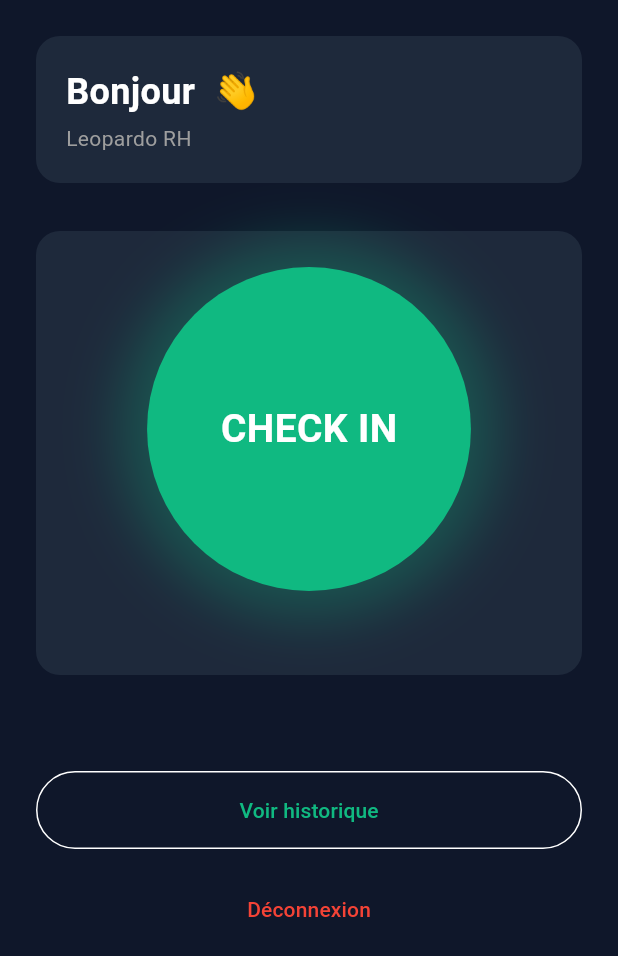
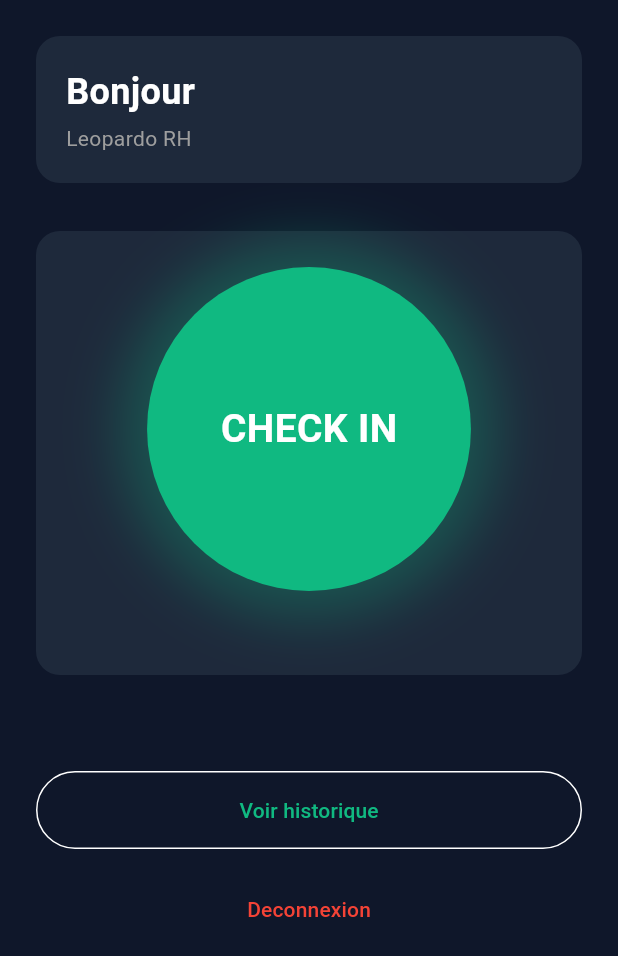
Before and after one commit to kitokoh/gestionemployerBackend, a Flutter app: the AttendanceScreen screen opened by its route, on a phone screen of 412 x 824 dp. Shown: the top 956 px of the screen. Run offline on Flutter 3.47's test engine with Material 3 defaults, Android fonts, the phone set to English and light mode, and no system bars; our stand-ins replace dio, flutter_riverpod, flutter_secure_storage, go_router, hive_flutter, shimmer; accounts and stored records are empty; network calls fail.

Commit message:
fix(mobile): harden beta auth and history UX (#21)
* fix(mobile): harden beta auth and history UX

* docs(changelog): add mobile beta stabilization entry

---------

Co-authored-by: kitokoh <kitokoh.africa@gmail.com>

```diff
--- a/mobile/lib/features/attendance/screens/attendance_screen.dart
+++ b/mobile/lib/features/attendance/screens/attendance_screen.dart
@@ -69,7 +69,7 @@ class AttendanceScreen extends ConsumerWidget {
             onPressed: () {
               ref.read(authProvider.notifier).logout();
             },
-            child: const Text('Déconnexion', style: TextStyle(color: Colors.red)),
+            child: const Text('Deconnexion', style: TextStyle(color: Colors.red)),
           ),
         ],
       ),
@@ -86,7 +86,7 @@ class AttendanceScreen extends ConsumerWidget {
       child: Column(
         crossAxisAlignment: CrossAxisAlignment.start,
         children: [
-          Text('Bonjour ${state.employee?.firstName ?? ''} 👋',
+          Text('Bonjour ${state.employee?.firstName ?? ''}',
               style: const TextStyle(fontSize: 24, fontWeight: FontWeight.bold)),
           const SizedBox(height: 4),
           const Text('Leopardo RH', style: TextStyle(color: Colors.grey)),
@@ -120,7 +120,7 @@ class AttendanceScreen extends ConsumerWidget {
           const SizedBox(height: 32),
           if (state.todayLog?.checkIn != null)
             Text(
-              'Arrivée : ${state.todayLog!.checkIn!.hour.toString().padLeft(2, '0')}:${state.todayLog!.checkIn!.minute.toString().padLeft(2, '0')}',
+              'Arrivee : ${state.todayLog!.checkIn!.hour.toString().padLeft(2, '0')}:${state.todayLog!.checkIn!.minute.toString().padLeft(2, '0')}',
               style: const TextStyle(fontSize: 18),
             ),
         ],
@@ -144,17 +144,17 @@ class AttendanceScreen extends ConsumerWidget {
         children: [
           Row(
             children: [
-              const Text('💰 Gain estimé aujourd\'hui', style: TextStyle(fontSize: 16)),
+              const Text('Gain estime aujourd\'hui', style: TextStyle(fontSize: 16)),
               const Spacer(),
               Text(currencyFormat.format(state.summary!.totalEstimated),
                   style: TextStyle(fontSize: 20, fontWeight: FontWeight.bold, color: Theme.of(context).primaryColor)),
             ],
           ),
           const SizedBox(height: 16),
-          Text('⏱ Heures sup : ${state.summary!.overtimeGain > 0 ? (state.summary!.overtimeGain).toStringAsFixed(0) : "0h"}',
+          Text('Heures sup : ${state.summary!.overtimeGain > 0 ? (state.summary!.overtimeGain).toStringAsFixed(0) : "0h"}',
               style: const TextStyle(color: Colors.grey)),
           const SizedBox(height: 8),
-          const Text('Estimation — net final calculé en fin de mois',
+          const Text('Estimation - net final calcule en fin de mois',
               style: TextStyle(fontSize: 12, color: Colors.grey, fontStyle: FontStyle.italic)),
         ],
       ),
@@ -175,7 +175,7 @@ class AttendanceScreen extends ConsumerWidget {
           onPressed: () {
             ref.read(authProvider.notifier).logout();
           },
-          child: const Text('Déconnexion', style: TextStyle(color: Colors.red)),
+          child: const Text('Deconnexion', style: TextStyle(color: Colors.red)),
         ),
       ],
     );
```
Also changed, not shown: mobile/lib/core/api/api_client.dart (+6 -2 lines), mobile/lib/features/attendance/screens/history_screen.dart (+20 -1 lines), mobile/lib/features/auth/screens/login_screen.dart (+8 -1 lines), 2 other files.
